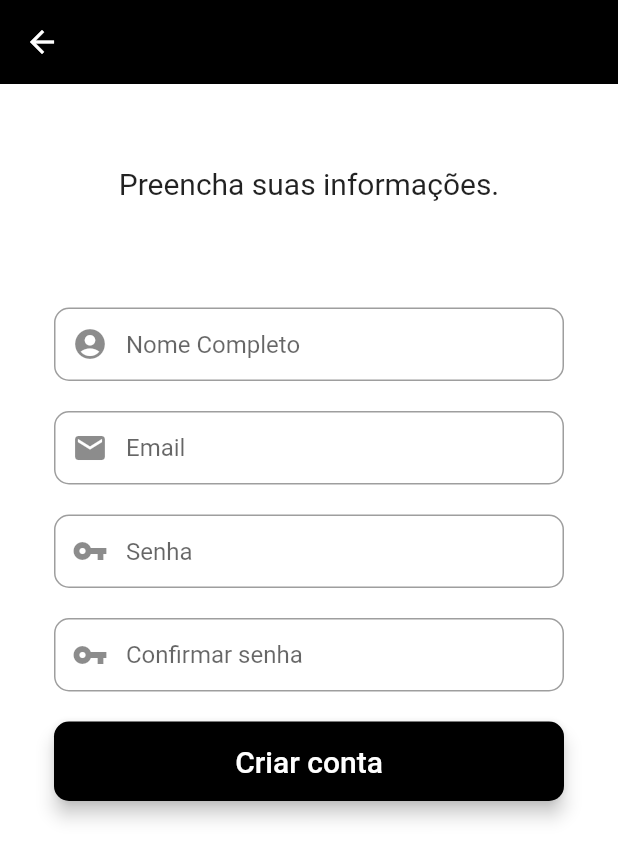
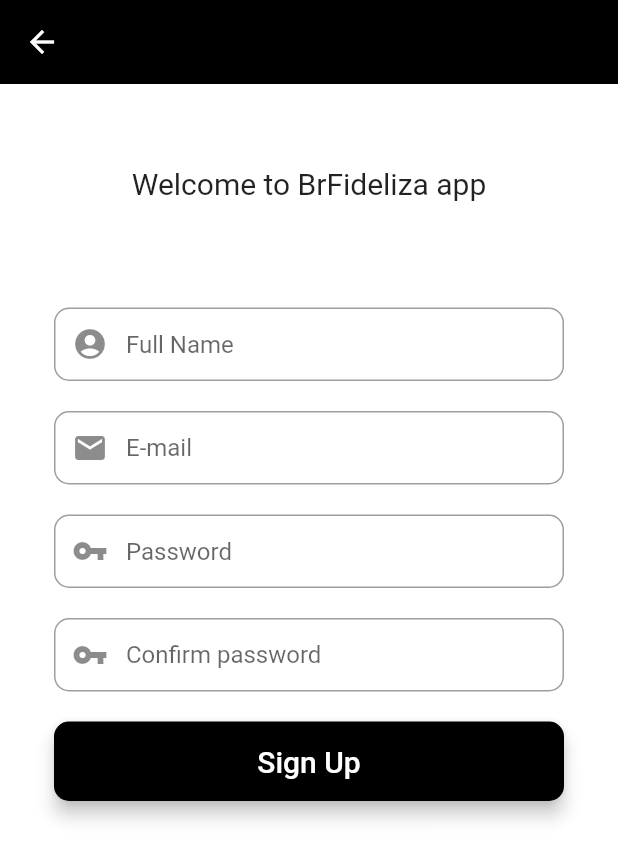
Before and after one commit to brfideliza/brfideliza, a Flutter app: the RegistrationScreen screen opened by its route, on a phone screen of 412 x 824 dp. Shown: the top 860 px of the screen. Run offline on Flutter 3.47's test engine with Material 2 defaults, Android fonts, the phone set to English and light mode, and no system bars; our stand-ins replace carousel_slider, cloud_firestore, firebase_auth, firebase_core, fluttertoast, persistent_bottom_nav_bar; accounts and stored records are empty; network calls fail.

Commit message:
refactor: screens/login from portuguese to english

```diff
--- a/lib/screens/login/forgot_password.dart
+++ b/lib/screens/login/forgot_password.dart
@@ -27,7 +27,7 @@
           context: context,
           builder: (context) {
             return const AlertDialog(
-              content: Text('Link enviado! Cheque seu e-mail'),
+              content: Text('Link sent! Check your e-mail'),
             );
           });
     } on FirebaseAuthException catch (e) {
@@ -37,7 +37,7 @@
           context: context,
           builder: (context) {
             return const AlertDialog(
-              content: Text('Erro: E-mail não encontrado'),
+              content: Text('Error: E-mail not found'),
             );
           });
     }
@@ -56,7 +56,7 @@
           const Padding(
             padding: EdgeInsets.symmetric(horizontal: 25.0),
             child: Text(
-              'Digite seu email e enviaremos a você um link para resetar sua senha.',
+              'Enter your email and we will send you a link to reset your password.',
               textAlign: TextAlign.center,
               style: TextStyle(fontSize: 20),
             ),
@@ -85,7 +85,7 @@
             onPressed: passwordReset,
             color: Colors.black,
             textColor: Colors.white,
-            child: const Text('Confirmar'),
+            child: const Text('Confirm'),
           ),
         ],
       ),
--- a/lib/screens/login/login_screen.dart
+++ b/lib/screens/login/login_screen.dart
@@ -28,9 +28,9 @@
       keyboardType: TextInputType.emailAddress,
       obscureText: false,
       validator: (value) {
-        if (value!.isEmpty) return ("Por favor, entre com seu E-mail");
+        if (value!.isEmpty) return ("Please, type your e-mail");
         if (!RegExp("^[a-zA-Z0-9+_.-]+@[a-zA-Z0-9.-]+.[a-z]").hasMatch(value))
-          return ("Por favor, entre com um E-mail válido");
+          return ("Please, enter with a valid e-mail");
         return null;
       },
       onSaved: (value) => emailController.text = value!,
@@ -44,14 +44,14 @@
       obscureText: true,
       validator: (value) {
         RegExp regex = RegExp(r'^.{6,}$');
-        if (value!.isEmpty) return ("Senha é obrigatória para logar.");
-        if (!regex.hasMatch(value)) return ("Senha incorreta");
+        if (value!.isEmpty) return ("Password is required to log in.");
+        if (!regex.hasMatch(value)) return ("Bad password");
         return null;
       },
 
       onSaved: (value) => passwordController.text = value!,
       textInputAction: TextInputAction.done,
-      hintText: "Senha",
+      hintText: "Password",
       icon: Icons.lock_rounded,
     );
 
@@ -66,7 +66,7 @@
             signIn(emailController.text, passwordController.text);
           },
           child: const Text(
-            "Logar",
+            "Sign in",
             textAlign: TextAlign.center,
             style: TextStyle(
               fontSize: 20,
@@ -112,7 +112,7 @@
                                           const ForgotPasswordScreen()));
                             },
                             child: const Text(
-                              "Esqueceu a senha?",
+                              "Forgot password?",
                               style: TextStyle(
                                 color: Colors.blue,
                               ),
@@ -128,7 +128,7 @@
                     Row(
                       mainAxisAlignment: MainAxisAlignment.center,
                       children: <Widget>[
-                        const Text("Não possui conta? "),
+                        const Text("Don't have account? "),
                         GestureDetector(
                           onTap: () {
                             Navigator.push(
@@ -138,7 +138,7 @@
                                         const RegistrationScreen()));
                           },
                           child: const Text(
-                            "Clique aqui",
+                            "Sign up",
                             style: TextStyle(
                               color: Colors.blue,
                             ),
--- a/lib/screens/login/registration_screen.dart
+++ b/lib/screens/login/registration_screen.dart
@@ -31,13 +31,13 @@
       obscureText: false,
       keyboardType: TextInputType.name,
       regex: (value) {
-        RegExp regex = RegExp(r'^.{3,}$');
-        if (value!.isEmpty) return ("Insira seu nome completo");
-        if (!regex.hasMatch(value)) return ("Nome inválido");
+        RegExp regex = RegExp(r'^.{10,}$');
+        if (value!.isEmpty) return ("Enter your full name");
+        if (!regex.hasMatch(value)) return ("Enter your full name");
         return null;
       },
       textInputAction: TextInputAction.next,
-      hintText: "Nome Completo",
+      hintText: "Full Name",
       icon: Icons.account_circle,
     );
 
@@ -46,13 +46,13 @@
       obscureText: false,
       keyboardType: TextInputType.emailAddress,
       regex: (value) {
-        if (value!.isEmpty) return ("Insira seu e-mail");
+        if (value!.isEmpty) return ("Enter your e-mail");
         if (!RegExp("^[a-zA-Z0-9+_.-]+@[a-zA-Z0-9.-]+.[a-z]").hasMatch(value))
-          return ("Email inválido");
+          return ("Invalid e-mail");
         return null;
       },
       textInputAction: TextInputAction.next,
-      hintText: "Email",
+      hintText: "E-mail",
       icon: Icons.mail,
     );
 
@@ -61,14 +61,14 @@
       obscureText: true,
       regex: (value) {
         RegExp regex = RegExp(r'^.{6,}$');
-        if (value!.isEmpty) return ("Insira sua senha");
+        if (value!.isEmpty) return ("Enter your password");
         if (!regex.hasMatch(value))
-          return ("Insira uma senha válida (Min. 6 Caracteres)");
+          return ("Enter a valid password (Min. 6 Characters)");
         return null;
       },
       onSaved: (value) => nameEditingController.text = value!,
       textInputAction: TextInputAction.next,
-      hintText: "Senha",
+      hintText: "Password",
       icon: Icons.vpn_key,
     );
 
@@ -77,12 +77,12 @@
       obscureText: true,
       validator: (value) {
         if (confirmPasswordEditingController.text !=
-            passwordEditingController.text) return "Senhas diferentes";
+            passwordEditingController.text) return "Different passwords";
         return null;
       },
       onSaved: (value) => confirmPasswordEditingController.text = value!,
       textInputAction: TextInputAction.done,
-      hintText: "Confirmar senha",
+      hintText: "Confirm password",
       icon: Icons.vpn_key,
     );
 
@@ -97,7 +97,7 @@
             signUp(emailEditingController.text, passwordEditingController.text);
           },
           child: const Text(
-            "Criar conta",
+            "Sign Up",
             textAlign: TextAlign.center,
             style: TextStyle(fontSize: 20, color: Colors.white),
           )),
@@ -123,7 +123,7 @@
             const Padding(
               padding: EdgeInsets.symmetric(vertical: 55.0),
               child: Text(
-                'Preencha suas informações.',
+                'Welcome to BrFideliza app',
                 textAlign: TextAlign.center,
                 style: TextStyle(fontSize: 20),
               ),
@@ -221,7 +221,7 @@
         .collection("users")
         .doc(user.uid)
         .set(userModel.toMap());
-    Fluttertoast.showToast(msg: "Conta criada com sucesso.");
+    Fluttertoast.showToast(msg: "Account created successfully.");
 
     Navigator.pushAndRemoveUntil(
         (context),
```
